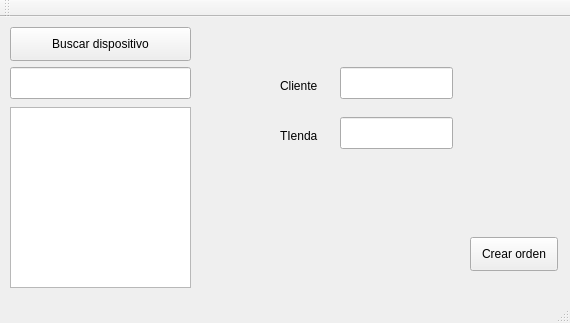
Old version of the form cliente/ClienteQt/mainwindow.ui in the repository erika9133/servicio_tecnico.
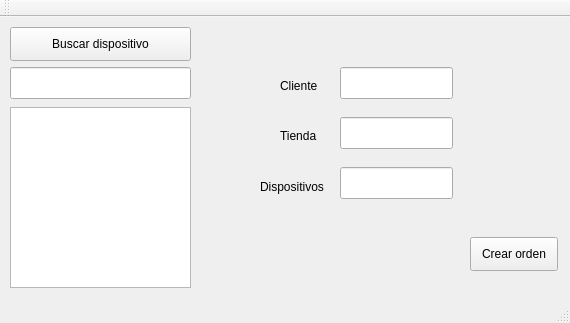
New version of the form.

Commit message: gestor de ordenes correcto, proecesadas correctamente desde el cliente. falta login y eliminar el campo de tienda del cliente

What changed in the file:
```diff
--- a/cliente/ClienteQt/mainwindow.ui
+++ b/cliente/ClienteQt/mainwindow.ui
@@ -103,7 +103,30 @@
      </rect>
     </property>
     <property name="text">
-     <string>TIenda</string>
+     <string>Tienda</string>
+    </property>
+   </widget>
+   <widget class="QLineEdit" name="dispositivo">
+    <property name="geometry">
+     <rect>
+      <x>340</x>
+      <y>150</y>
+      <width>113</width>
+      <height>32</height>
+     </rect>
+    </property>
+   </widget>
+   <widget class="QLabel" name="label_3">
+    <property name="geometry">
+     <rect>
+      <x>260</x>
+      <y>160</y>
+      <width>81</width>
+      <height>20</height>
+     </rect>
+    </property>
+    <property name="text">
+     <string>Dispositivos</string>
     </property>
    </widget>
   </widget>
```
Left out of the diff: 6 changed lines with no effect on the pictures. The commit also changes 6 other files.
